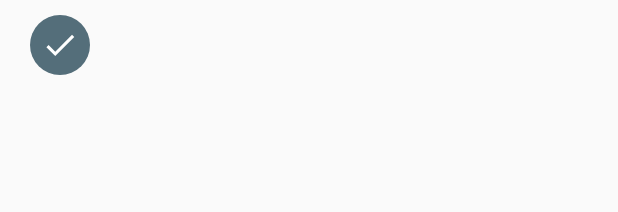
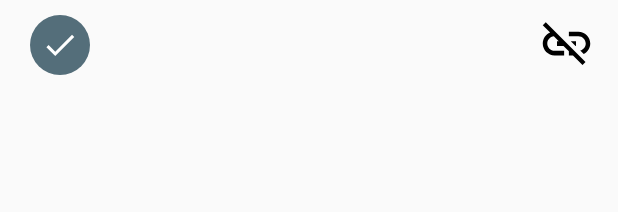
Before and after one commit to iotcr2020/smarker_companies, an Android app: the layout item_teamlist.xml on its own in the app's theme, with its tools: preview values and no code run, on a phone screen of 412 x 824 dp. Shown: the top 212 px of the screen. Run offline under Robolectric (Android 15) with nearby library versions, the phone set to English and light mode, and no system bars; plain views replace MaterialRippleLayout.

Commit message:
턱끈 착용여부 원복

```diff
--- a/app/src/main/res/layout/item_teamlist.xml
+++ b/app/src/main/res/layout/item_teamlist.xml
@@ -109,8 +109,7 @@
                         android:id="@+id/helmet_state"
                         android:layout_width="wrap_content"
                         android:layout_height="wrap_content"
-                        app:srcCompat="@drawable/ic_connect_off"
-                        android:visibility="gone"/>
+                        app:srcCompat="@drawable/ic_connect_off" />
 
                     <View
                         android:id="@+id/view11"
```
